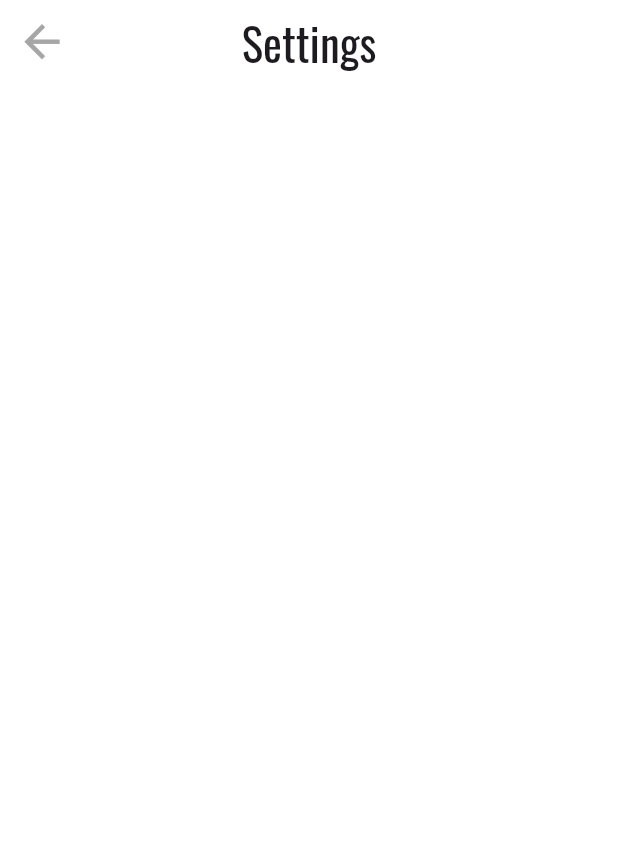
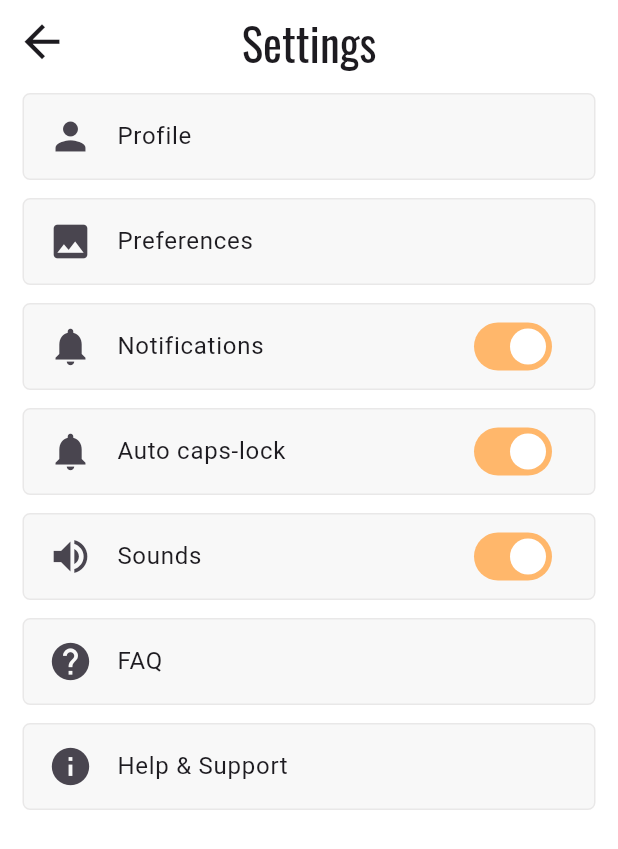
Before and after one commit to joaquingalang/diction-dash, a Flutter app: the screen it shows after launch, on a phone screen of 412 x 824 dp. Shown: the top 849 px of the screen. Run offline on Flutter 3.47's test engine with Material 3 defaults, Android fonts, the phone set to English and light mode, and no system bars; our stand-ins replace confetti, percent_indicator.

Commit message:
finished settings screen

```diff
--- a/lib/screens/settings/settings_screen.dart
+++ b/lib/screens/settings/settings_screen.dart
@@ -1,5 +1,7 @@
 import 'package:flutter/material.dart';
 import 'package:diction_dash/utils/constants.dart';
+import 'package:diction_dash/widgets/list_tiles/setting_tile.dart';
+import 'package:diction_dash/widgets/list_tiles/switch_setting_tile.dart';
 
 class SettingsScreen extends StatefulWidget {
   const SettingsScreen({super.key});
@@ -9,13 +11,16 @@ class SettingsScreen extends StatefulWidget {
 }
 
 class _SettingsScreenState extends State<SettingsScreen> {
+  bool _notifsEnabled = true;
+  bool _capslockEnabled = true;
+  bool _soundsEnabled = true;
+
   @override
   Widget build(BuildContext context) {
     return Scaffold(
-
       // Page App Bar
       appBar: AppBar(
-        backgroundColor: Colors.transparent,
+        backgroundColor: Colors.white,
         centerTitle: true,
         leading: IconButton(
           onPressed: () {
@@ -23,14 +28,69 @@ class _SettingsScreenState extends State<SettingsScreen> {
           },
           icon: Icon(
             Icons.arrow_back,
-            color: kGrayColor500,
             size: 35,
           ),
         ),
         title: Text('Settings', style: kOswaldMedium),
       ),
 
-
+      // Page Body
+      body: SafeArea(
+        child: Column(
+          children: [
+            SettingTile(
+              title: 'Profile',
+              iconData: Icons.person,
+              onTap: () {},
+            ),
+            SettingTile(
+              title: 'Preferences',
+              iconData: Icons.photo,
+              onTap: () {},
+            ),
+            SwitchSettingTile(
+              title: 'Notifications',
+              iconData: Icons.notifications,
+              value: _notifsEnabled,
+              onChanged: (value) {
+                setState(() {
+                  _notifsEnabled = value;
+                });
+              },
+            ),
+            SwitchSettingTile(
+              title: 'Auto caps-lock',
+              iconData: Icons.notifications,
+              value: _capslockEnabled,
+              onChanged: (value) {
+                setState(() {
+                  _capslockEnabled = value;
+                });
+              },
+            ),
+            SwitchSettingTile(
+              title: 'Sounds',
+              iconData: Icons.volume_up,
+              value: _soundsEnabled,
+              onChanged: (value) {
+                setState(() {
+                  _soundsEnabled = value;
+                });
+              },
+            ),
+            SettingTile(
+              title: 'FAQ',
+              iconData: Icons.help,
+              onTap: () {},
+            ),
+            SettingTile(
+              title: 'Help & Support',
+              iconData: Icons.info,
+              onTap: () {},
+            ),
+          ],
+        ),
+      ),
     );
   }
 }
--- a/lib/widgets/list_tiles/switch_setting_tile.dart
+++ b/lib/widgets/list_tiles/switch_setting_tile.dart
@@ -35,8 +35,8 @@ class _SwitchSettingTileState extends State<SwitchSettingTile> {
         value: widget.value,
         onChanged: widget.onChanged,
         activeTrackColor: kOrangeColor300,
-        inactiveThumbColor: kGrayColor400,
-        inactiveTrackColor: kGrayColor300,
+        inactiveThumbColor: kGrayColor300,
+        inactiveTrackColor: kGrayColor200,
       ),
     );
   }
```
